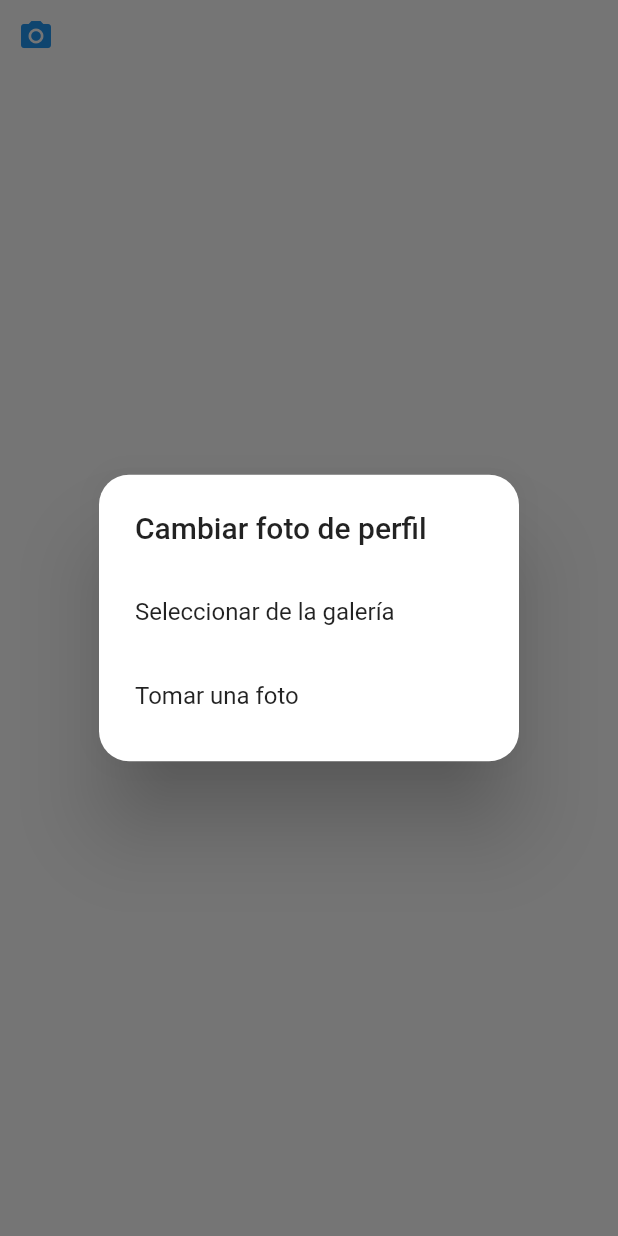
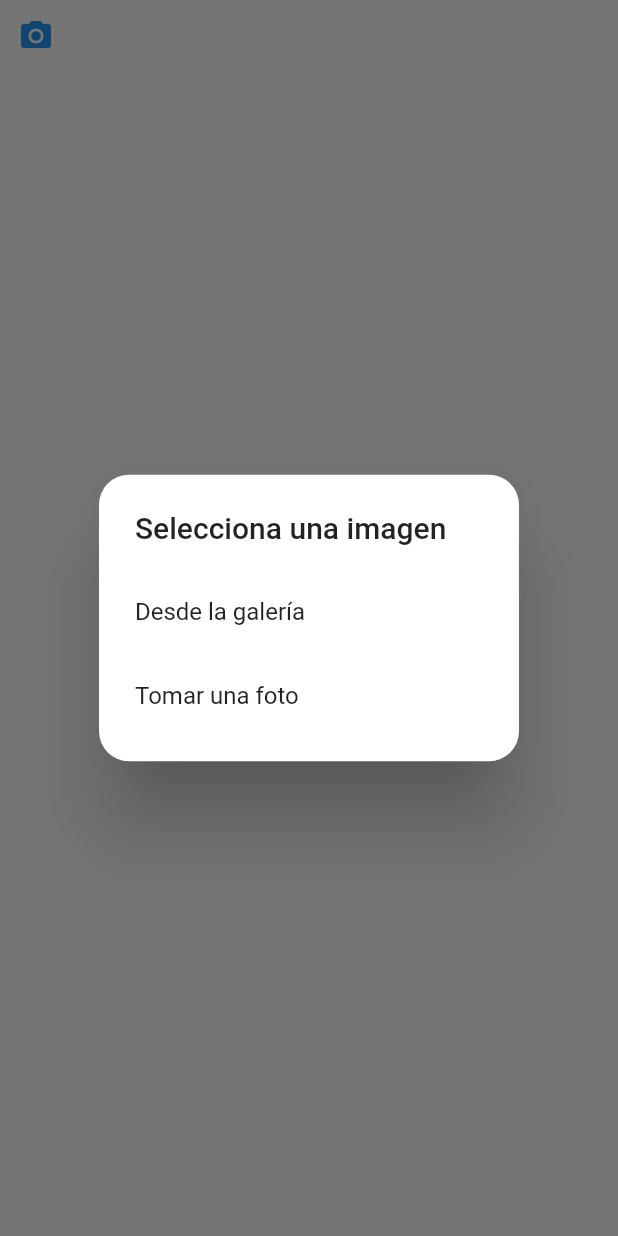
Before and after one commit to CabelloIsaac/flutter-firebase-chat, a Flutter app: the GetImageButton widget shown alone on an empty page, opened directly, after a tap on the "camera alt" icon, on a phone screen of 412 x 824 dp. Run offline on Flutter 3.47's test engine with Material 2 defaults, Android fonts, the phone set to English and light mode, and no system bars; our stand-ins replace audioplayers, cloud_firestore, email_validator, firebase_auth, firebase_core, firebase_storage and 3 more; missing offline and left inert: flutter_audio_recorder; accounts and stored records are empty; network calls fail.

```diff
--- a/lib/ui/screens/chats/chat/widgets/get_image_button.dart
+++ b/lib/ui/screens/chats/chat/widgets/get_image_button.dart
@@ -37,13 +37,13 @@ class _GetImageButtonState extends State<GetImageButton> {
       builder: (context) => AlertDialog(
         shape: RoundedRectangleBorder(borderRadius: BorderRadius.circular(20)),
         contentPadding: const EdgeInsets.symmetric(vertical: 16.0),
-        title: Text("Cambiar foto de perfil"),
+        title: Text("Selecciona una imagen"),
         content: Column(
           mainAxisSize: MainAxisSize.min,
           children: <Widget>[
             ListTile(
               contentPadding: EdgeInsets.symmetric(horizontal: 24),
-              title: Text('Seleccionar de la galería'),
+              title: Text('Desde la galería'),
               onTap: () => Navigator.pop(context, ImageSource.gallery),
             ),
             ListTile(
@@ -58,7 +58,7 @@ class _GetImageButtonState extends State<GetImageButton> {
     if (imageSource != null) {
       final pickedFile = await picker.getImage(
         source: imageSource,
-        imageQuality: 50,
+        imageQuality: 25,
       );
       if (pickedFile != null) {
         Message message = Message(
```
Also changed, not shown: lib/providers/chats_provider.dart (+20 -0 lines), lib/ui/screens/chats/chat/widgets/appbar.dart (+29 -0 lines).
